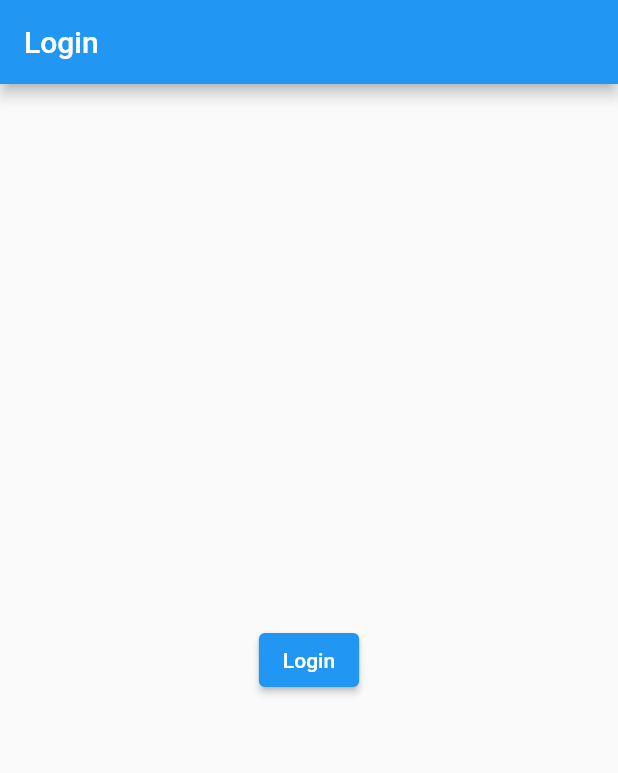
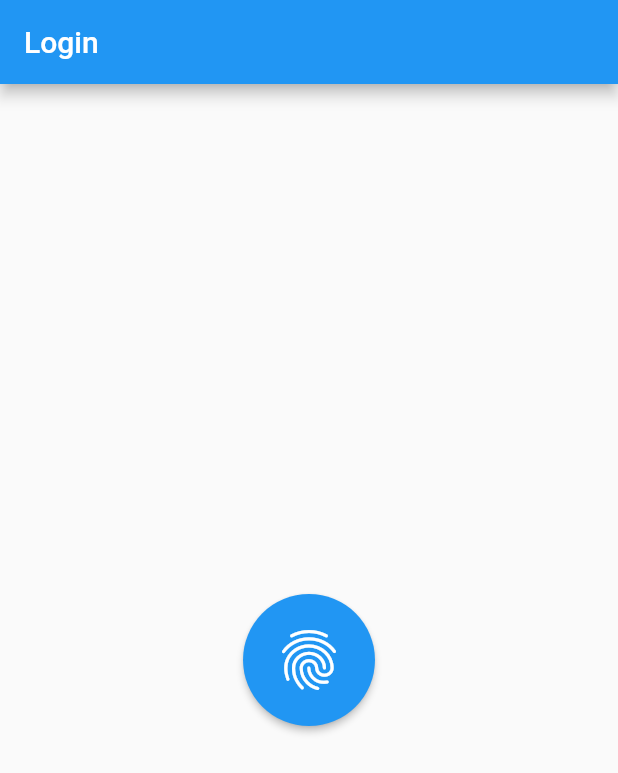
Before and after one commit to tom-novak/password_demo, a Flutter app: the screen it shows after launch, on a phone screen of 412 x 824 dp. Shown: the top 773 px of the screen. Run offline on Flutter 3.47's test engine with Material 2 defaults, Android fonts, the phone set to English and light mode, and no system bars; our stand-ins replace dartz, floor, flutter_bloc, freezed_annotation, gap, go_router and 2 more; accounts and stored records are empty; generated files the repository leaves out were written again.

```diff
--- a/lib/application/login/login_page.dart
+++ b/lib/application/login/login_page.dart
@@ -1,5 +1,6 @@
 import 'package:flutter/material.dart';
-import 'package:go_router/go_router.dart';
+import 'package:flutter_bloc/flutter_bloc.dart';
+import 'package:password_demo/infrastructure/local_auth/local_auth_cubit.dart';
 
 class LoginPage extends StatelessWidget {
   const LoginPage({super.key});
@@ -12,8 +13,16 @@ class LoginPage extends StatelessWidget {
       ),
       body: Center(
         child: ElevatedButton(
-          onPressed: () => context.goNamed('home'),
-          child: const Text('Login'),
+          onPressed: () => context.read<LocalAuthCubit>().authenticate(),
+          style: ElevatedButton.styleFrom(
+            shape: const CircleBorder(),
+            padding: const EdgeInsets.all(20),
+            backgroundColor: Colors.blue,
+          ),
+          child: const Icon(
+            Icons.fingerprint,
+            size: 48.0,
+          ),
         ),
       ),
     );
--- a/lib/main.dart
+++ b/lib/main.dart
@@ -36,6 +36,7 @@ class PasswordDemoApp extends StatefulWidget {
 
 class _PasswordDemoAppState extends State<PasswordDemoApp> {
   final _router = GoRouter(
+    initialLocation: '/login',
     routes: [
       GoRoute(
         name: 'home',
@@ -82,6 +83,12 @@ class _PasswordDemoAppState extends State<PasswordDemoApp> {
         path: '/login',
         builder: (context, state) => const LoginPage(),
       ),
+      GoRoute(
+          name: 'unsupporeted',
+          path: '/unsupported',
+          builder: (context, state) => const Scaffold(
+                body: GeneralErrorPage(),
+              ))
     ],
   );
 
@@ -102,15 +109,35 @@ class _PasswordDemoAppState extends State<PasswordDemoApp> {
       child: MultiBlocProvider(
         providers: [
           BlocProvider(
-            create: (_) => LocalAuthCubit(auth: LocalAuthentication()),
+            create: (_) => LocalAuthCubit(auth: LocalAuthentication())..init(),
           )
         ],
-        child: MaterialApp.router(
-          title: 'Správce hesel',
-          theme: ThemeData(
-            primarySwatch: Colors.blue,
+        child: MultiBlocListener(
+          listeners: [
+            BlocListener<LocalAuthCubit, LocalAuthCubitState>(
+                listener: (context, state) {
+              state.authorized.fold(
+                () => null,
+                (authorizedStateOrFailure) =>
+                    authorizedStateOrFailure.fold((authorizedState) {
+                  switch (authorizedState) {
+                    case 'Authorized':
+                      _router.goNamed('home');
+                      break;
+                    default:
+                      _router.goNamed('login');
+                  }
+                }, (errorMessage) => null),
+              );
+            }),
+          ],
+          child: MaterialApp.router(
+            title: 'Správce hesel',
+            theme: ThemeData(
+              primarySwatch: Colors.blue,
+            ),
+            routerConfig: _router,
           ),
-          routerConfig: _router,
         ),
       ),
     );
```
Also changed, not shown: lib/application/password_list/password_list_page.dart (+9 -0 lines), lib/infrastructure/local_auth/local_auth_cubit.dart (+18 -3 lines), lib/application/edit_password/edit_password_view_model.freezed.dart.
